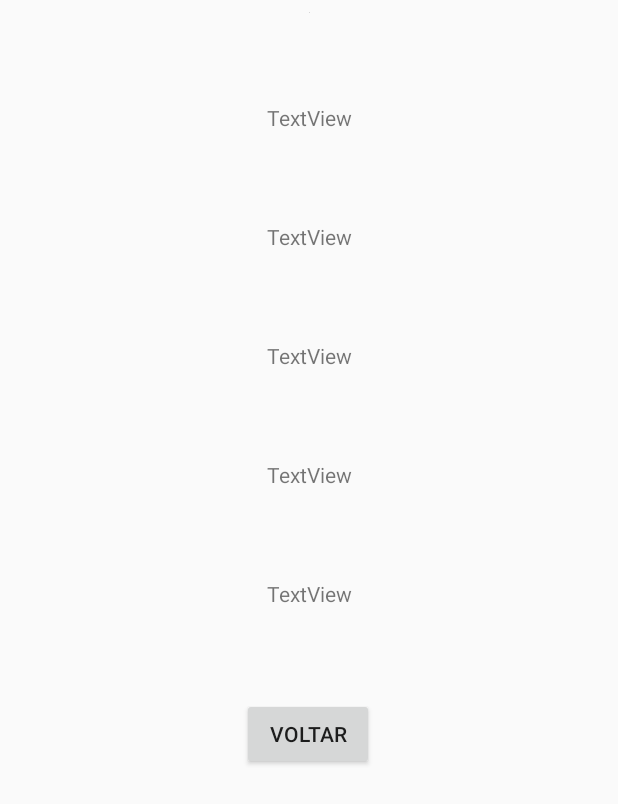
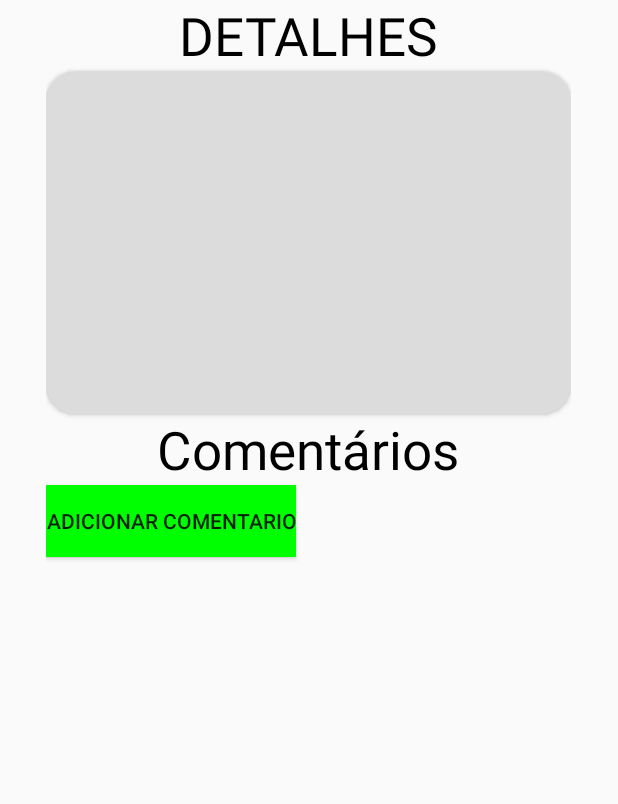
Before and after one commit to xispituao/FindMyPet, an Android app: the layout activity_detalhe_animal.xml on its own in the app's theme, with its tools: preview values and no code run, on a phone screen of 412 x 824 dp. Shown: the top 804 px of the screen. Run offline under Robolectric (Android 15) with nearby library versions, the phone set to English and light mode, and no system bars.

Commit message:
Conserto dos comentarios part1

```diff
--- a/app/src/main/java/com/example/findmypet/Adapters/AdapterAnimalPerdido.java
+++ b/app/src/main/java/com/example/findmypet/Adapters/AdapterAnimalPerdido.java
@@ -90,15 +90,18 @@ public class AdapterAnimalPerdido extends RecyclerView.Adapter<AdapterAnimalPerd
 
                     final int posicao = getAdapterPosition();
                     Publicacao publicacao = publicacoesDados.get(posicao);
+
                     Intent intent = new Intent(mContext,DetalheAnimal.class);
                     //intent.putExtra("Imagem", animal.getFoto());
                     intent.putExtra("Nome", publicacao.getAnimal().getTarget().getNome());
                     intent.putExtra("Especie", publicacao.getAnimal().getTarget().getEspecie());
                     intent.putExtra("Raca", publicacao.getAnimal().getTarget().getRaca());
-                    intent.putExtra("Cor", publicacao.getAnimal().getTarget().getCor_pelo());
+                    intent.putExtra("Cor_pelo", publicacao.getAnimal().getTarget().getCor_pelo());
+                    intent.putExtra("Cor_olhos", publicacao.getAnimal().getTarget().getCor_olhos());
                     intent.putExtra("Descricao", publicacao.getAnimal().getTarget().getCaracteristicasAdicionais());
                     intent.putExtra("Nome_usuario", publicacao.getUsuario().getTarget().getNome());
                     intent.putExtra("Email", publicacao.getUsuario().getTarget().getEmail());
+                    intent.putExtra("IdPublicacao", publicacao.id);
                     mContext.startActivity(intent);
                 }
             });
--- a/app/src/main/java/com/example/findmypet/Modelos/Comentario.java
+++ b/app/src/main/java/com/example/findmypet/Modelos/Comentario.java
@@ -13,6 +13,7 @@ public class Comentario {
 
     public Comentario() {
     }
+
 
     public ToOne<Usuario> getUsuario() {
         return usuario;
--- a/app/src/main/res/layout/activity_detalhe_animal.xml
+++ b/app/src/main/res/layout/activity_detalhe_animal.xml
@@ -1,109 +1,112 @@
 <?xml version="1.0" encoding="utf-8"?>
-<android.support.constraint.ConstraintLayout xmlns:android="http://schemas.android.com/apk/res/android"
+<ScrollView xmlns:android="http://schemas.android.com/apk/res/android"
     xmlns:app="http://schemas.android.com/apk/res-auto"
     xmlns:tools="http://schemas.android.com/tools"
     android:layout_width="match_parent"
+    android:layout_height="match_parent">
+<LinearLayout
+    android:layout_width="match_parent"
     android:layout_height="match_parent"
-    tools:context=".DetalheAnimal">
+    android:orientation="vertical"
+    tools:context=".PerfilActivity">
 
-    <ImageView
-        android:id="@+id/imagemAnimal"
+
+    <LinearLayout
+        android:orientation="vertical"
+        android:layout_gravity="center"
         android:layout_width="wrap_content"
-        android:layout_height="wrap_content"
-        android:layout_marginStart="8dp"
-        android:layout_marginLeft="8dp"
-        android:layout_marginTop="8dp"
-        android:layout_marginEnd="8dp"
-        android:layout_marginRight="8dp"
-        app:layout_constraintEnd_toEndOf="parent"
-        app:layout_constraintStart_toStartOf="parent"
-        app:layout_constraintTop_toTopOf="parent"
-        tools:srcCompat="@tools:sample/avatars" />
+        android:layout_height="wrap_content">
+        <TextView
+            android:layout_width="match_parent"
+            android:layout_height="match_parent"
+            android:text="DETALHES"
+            android:textSize="35sp"
+            android:gravity="center"
+            android:textColor="#000000"/>
+        <android.support.v7.widget.CardView
+            android:layout_width="350dp"
+            android:layout_gravity="center"
+            android:layout_height="wrap_content"
+            app:cardBackgroundColor="#DCDCDC"
+            app:cardCornerRadius="30px">
+            <LinearLayout
+                android:orientation="vertical"
+                android:layout_width="match_parent"
+                android:layout_gravity="center"
+                android:layout_height="match_parent">
 
-    <TextView
-        android:id="@+id/nome"
-        android:layout_width="wrap_content"
-        android:layout_height="wrap_content"
-        android:layout_marginStart="8dp"
-        android:layout_marginLeft="8dp"
-        android:layout_marginTop="60dp"
-        android:layout_marginEnd="8dp"
-        android:layout_marginRight="8dp"
-        android:text="TextView"
-        app:layout_constraintEnd_toEndOf="parent"
-        app:layout_constraintStart_toStartOf="parent"
-        app:layout_constraintTop_toBottomOf="@+id/imagemAnimal" />
+                <TextView
+                    android:id="@+id/nome"
+                    android:layout_width="match_parent"
+                    android:layout_height="wrap_content"
+                    android:gravity="center"
+                    android:textSize="24sp"/>
+                <TextView
+                    android:id="@+id/especie"
+                    android:layout_width="match_parent"
+                    android:layout_height="wrap_content"
+                    android:gravity="center"
+                    android:textSize="24sp"/>
+                <TextView
+                    android:id="@+id/raca"
+                    android:layout_width="match_parent"
+                    android:layout_height="wrap_content"
+                    android:gravity="center"
+                    android:textSize="24sp"/>
+                <TextView
+                    android:id="@+id/cor_pelo"
+                    android:layout_width="match_parent"
+                    android:layout_height="wrap_content"
+                    android:gravity="center"
+                    android:textSize="24sp"/>
+                <TextView
+                    android:id="@+id/cor_olhos"
+                    android:layout_width="match_parent"
+                    android:layout_height="wrap_content"
+                    android:gravity="center"
+                    android:textSize="24sp"/>
+                <TextView
+                    android:id="@+id/descricao"
+                    android:layout_width="match_parent"
+                    android:layout_height="wrap_content"
+                    android:gravity="center"
+                    android:textSize="24sp"/>
+                <TextView
+                    android:id="@+id/usuario"
+                    android:layout_width="match_parent"
+                    android:layout_height="wrap_content"
+                    android:gravity="center"
+                    android:textSize="24sp"/>
 
-    <TextView
-        android:id="@+id/especie"
-        android:layout_width="wrap_content"
-        android:layout_height="wrap_content"
-        android:layout_marginStart="8dp"
-        android:layout_marginLeft="8dp"
-        android:layout_marginTop="60dp"
-        android:layout_marginEnd="8dp"
-        android:layout_marginRight="8dp"
-        android:text="TextView"
-        app:layout_constraintEnd_toEndOf="parent"
-        app:layout_constraintStart_toStartOf="parent"
-        app:layout_constraintTop_toBottomOf="@+id/nome" />
 
-    <TextView
-        android:id="@+id/raca"
-        android:layout_width="wrap_content"
-        android:layout_height="wrap_content"
-        android:layout_marginStart="8dp"
-        android:layout_marginLeft="8dp"
-        android:layout_marginTop="60dp"
-        android:layout_marginEnd="8dp"
-        android:layout_marginRight="8dp"
-        android:text="TextView"
-        app:layout_constraintEnd_toEndOf="parent"
-        app:layout_constraintStart_toStartOf="parent"
-        app:layout_constraintTop_toBottomOf="@+id/especie" />
 
-    <TextView
-        android:id="@+id/cor"
-        android:layout_width="wrap_content"
-        android:layout_height="wrap_content"
-        android:layout_marginStart="8dp"
-        android:layout_marginLeft="8dp"
-        android:layout_marginTop="60dp"
-        android:layout_marginEnd="8dp"
-        android:layout_marginRight="8dp"
-        android:text="TextView"
-        app:layout_constraintEnd_toEndOf="parent"
-        app:layout_constraintStart_toStartOf="parent"
-        app:layout_constraintTop_toBottomOf="@+id/raca" />
 
-    <TextView
-        android:id="@+id/descricao"
-        android:layout_width="wrap_content"
-        android:layout_height="wrap_content"
-        android:layout_marginStart="8dp"
-        android:layout_marginLeft="8dp"
-        android:layout_marginTop="60dp"
-        android:layout_marginEnd="8dp"
-        android:layout_marginRight="8dp"
-        android:text="TextView"
-        app:layout_constraintEnd_toEndOf="parent"
-        app:layout_constraintStart_toStartOf="parent"
-        app:layout_constraintTop_toBottomOf="@+id/cor" />
+            </LinearLayout>
+        </android.support.v7.widget.CardView>
+        <TextView
+            android:layout_width="match_parent"
+            android:layout_height="match_parent"
+            android:text="Comentários"
+            android:textSize="35sp"
+            android:gravity="center"
+            android:textColor="#000000"/>
+        <Button
+            android:id="@+id/adicionarComentario"
+            android:layout_width="wrap_content"
+            android:layout_height="wrap_content"
+            android:layout_gravity="left"
+            android:background="#00FF00"
+            android:layout_marginBottom="16dp"
+            android:text="Adicionar comentario"/>
+        <android.support.v7.widget.RecyclerView
+            android:id="@+id/recyclerview"
+            android:layout_width="wrap_content"
+            android:layout_height="wrap_content"/>
+    </LinearLayout>
 
-    <Button
-        android:id="@+id/voltar"
-        android:layout_width="wrap_content"
-        android:layout_height="wrap_content"
-        android:layout_marginStart="8dp"
-        android:layout_marginLeft="8dp"
-        android:layout_marginTop="60dp"
-        android:layout_marginEnd="8dp"
-        android:layout_marginRight="8dp"
-        android:onClick="voltar"
-        android:text="Voltar"
-        app:layout_constraintEnd_toEndOf="parent"
-        app:layout_constraintHorizontal_bias="0.498"
-        app:layout_constraintStart_toStartOf="parent"
-        app:layout_constraintTop_toBottomOf="@+id/descricao" />
 
-</android.support.constraint.ConstraintLayout>
+
+</LinearLayout>
+
+
+</ScrollView>
```
Also changed, not shown: app/src/main/AndroidManifest.xml (+11 -6 lines), app/src/main/java/com/example/findmypet/Adapters/AdapterComentarios.java (added, +58 -0 lines), app/src/main/java/com/example/findmypet/AdicionarComentarioActivity.java (added, +52 -0 lines), app/src/main/java/com/example/findmypet/DetalheAnimal.java (+55 -5 lines), app/src/main/java/com/example/findmypet/Formularios/FormularioPost.java (+6 -13 lines), app/src/main/res/layout/activity_adicionar_comentario.xml (added, +23 -0 lines), app/src/main/res/layout/comentarios.xml (added, +17 -0 lines), app/build.gradle (line endings or trailing spaces).
